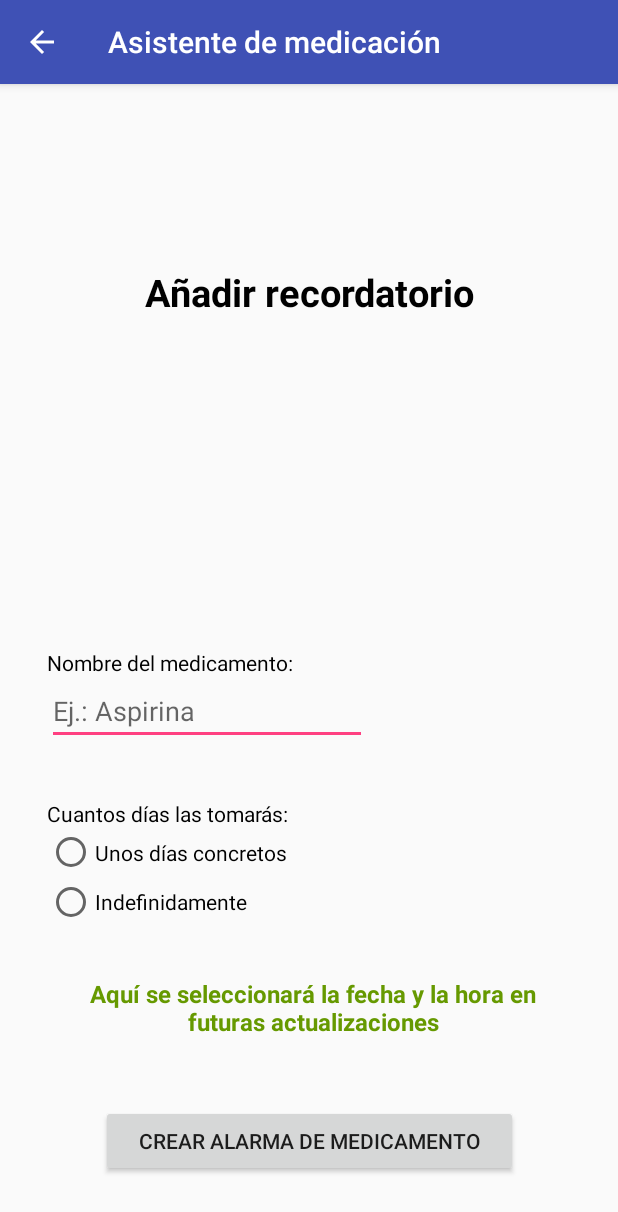
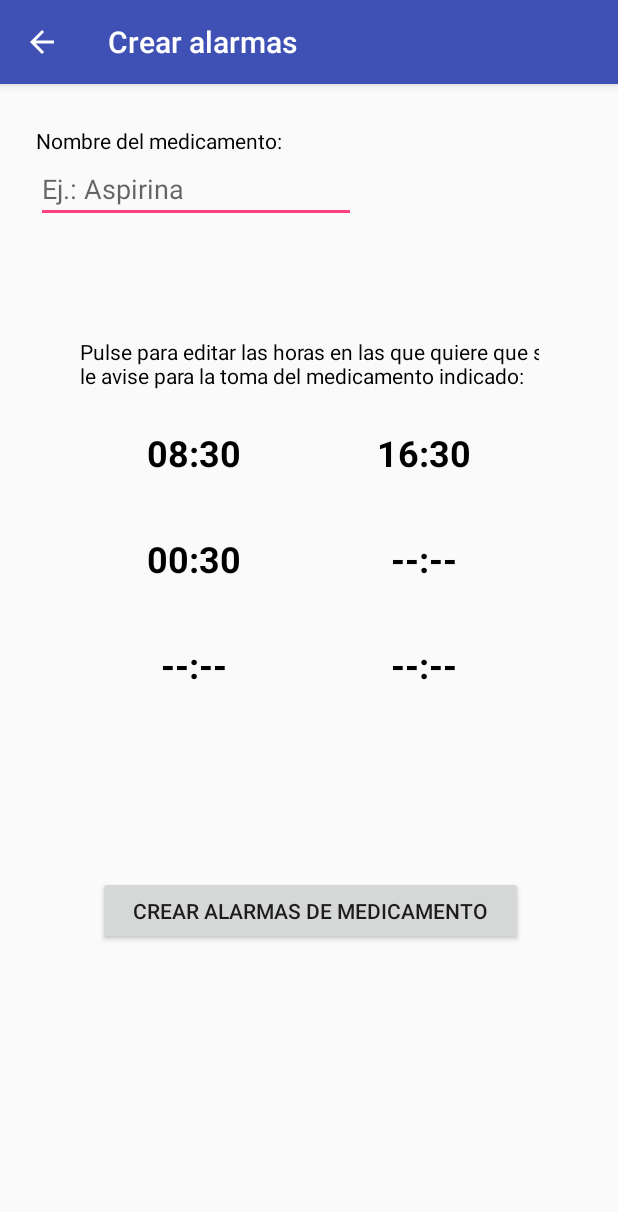
Before and after one commit to JJAGSC/Asistentedemedicacion, an Android app: the AddAlarmMed screen opened directly, with no data from a screen before it, on a phone screen of 412 x 824 dp. Shown: the top 1212 px of the screen. Run offline under Robolectric (Android 15) with nearby library versions, the phone set to English and light mode, and no system bars.

Commit message:
1.565
Eliminada AddAlarm sustituida por AddAlarmMed

```diff
--- a/app/src/main/java/com/medicacion/juanjose/asistentedemedicacion/AddAlarm.java
+++ b/app/src/main/java/com/medicacion/juanjose/asistentedemedicacion/AddAlarmMed.java
@@ -11,29 +11,23 @@ import android.widget.EditText;
 import android.widget.RadioGroup;
 import android.widget.Toast;
 
-public class AddAlarm extends AppCompatActivity {
+public class AddAlarmMed extends AppCompatActivity {
 
-    Activity context;
     EditText medName;
     String medNameUser;
-    RadioGroup radioGroupDays;
 
     @Override
     protected void onCreate(Bundle savedInstanceState) {
         super.onCreate(savedInstanceState);
-        setContentView(R.layout.activity_add_alarm);
+        setContentView(R.layout.activity_add_alarm_med);
 
-        context = this;
         medName = (EditText) findViewById(R.id.etMedName);
 
-
         Button createAlarm = (Button) findViewById(R.id.btnCreateAlarm);
-        radioGroupDays = (RadioGroup) findViewById(R.id.rGroupDays);
 
         createAlarm.setOnClickListener(new View.OnClickListener() {
             @Override
             public void onClick(View view) {
-
                 validar();
             }
         });
@@ -44,22 +38,12 @@ public class AddAlarm extends AppCompatActivity {
 
         medNameUser = medName.getText().toString();
 
-        if (radioGroupDays.getCheckedRadioButtonId()==-1){
-            Toast.makeText(getApplicationContext(), "Error, no ha seleccionada la duración", Toast.LENGTH_SHORT).show();
-            return;
-        }
-
-
         if (TextUtils.isEmpty(medNameUser)) {
             medName.setError(getString(R.string.error_campo_obligatorio));
             medName.requestFocus();
 
         } else {
-
-            Toast.makeText(getApplicationContext(), "Alarma creada con éxito (no funcional todavía desde el menú anterior)", Toast.LENGTH_SHORT).show();
-
-            Intent openAlarms = new Intent(getApplicationContext(), MenuSelectionActivity.class);
-            startActivity(openAlarms);
+            Toast.makeText(getApplicationContext(), "Alarmas creadas con éxito (no funcional todavía)", Toast.LENGTH_SHORT).show();
         }
     }
 }
--- a/app/src/main/java/com/medicacion/juanjose/asistentedemedicacion/MenuSelectionActivity.java
+++ b/app/src/main/java/com/medicacion/juanjose/asistentedemedicacion/MenuSelectionActivity.java
@@ -20,7 +20,7 @@ public class MenuSelectionActivity extends AppCompatActivity {
         addMed.setOnClickListener(new View.OnClickListener() {
             @Override
             public void onClick(View view) {
-                Intent intent = new Intent(getApplicationContext(),AddAlarm.class);
+                Intent intent = new Intent(getApplicationContext(),AddAlarmMed.class);
                 startActivity(intent);
             }
         });
--- a/app/src/main/res/layout/activity_add_alarm.xml
+++ /dev/null
@@ -1,138 +0,0 @@
-<?xml version="1.0" encoding="utf-8"?>
-<android.support.constraint.ConstraintLayout xmlns:android="http://schemas.android.com/apk/res/android"
-    xmlns:app="http://schemas.android.com/apk/res-auto"
-    xmlns:tools="http://schemas.android.com/tools"
-    android:layout_width="match_parent"
-    android:layout_height="match_parent"
-    tools:context="com.medicacion.juanjose.asistentedemedicacion.AddAlarm"
-    tools:layout_editor_absoluteY="81dp"
-    tools:layout_editor_absoluteX="0dp">
-
-    <TextView
-        android:id="@+id/tvAdd"
-        android:layout_width="247dp"
-        android:layout_height="31dp"
-        android:layout_marginBottom="8dp"
-        android:layout_marginTop="16dp"
-        android:text="Añadir recordatorio"
-        android:textAlignment="center"
-        android:textColor="@android:color/black"
-        android:textSize="25sp"
-        android:textStyle="bold"
-        app:layout_constraintBottom_toTopOf="@+id/linearLayout"
-        app:layout_constraintLeft_toLeftOf="parent"
-        app:layout_constraintRight_toRightOf="parent"
-        app:layout_constraintTop_toTopOf="parent"
-        app:layout_constraintVertical_bias="0.328"
-        app:layout_constraintHorizontal_bias="0.504" />
-
-    <TextView
-        android:id="@+id/textView6"
-        android:layout_width="303dp"
-        android:layout_height="49dp"
-        android:layout_marginBottom="115dp"
-        android:text="Aquí se seleccionará la fecha y la hora en futuras actualizaciones"
-        android:textAlignment="center"
-        android:textColor="@android:color/holo_green_dark"
-        android:textSize="16sp"
-        android:textStyle="bold"
-        app:layout_constraintBottom_toTopOf="@+id/guideline3"
-        app:layout_constraintLeft_toLeftOf="parent"
-        app:layout_constraintRight_toRightOf="parent"
-        app:layout_constraintHorizontal_bias="0.529" />
-
-    <Button
-        android:id="@+id/btnCreateAlarm"
-        android:layout_width="278dp"
-        android:layout_height="48dp"
-        android:text="Crear alarma de medicamento"
-        app:layout_constraintLeft_toLeftOf="parent"
-        app:layout_constraintRight_toRightOf="parent"
-        android:layout_marginBottom="31dp"
-        app:layout_constraintBottom_toTopOf="@+id/guideline3" />
-
-    <android.support.constraint.Guideline
-        android:layout_width="wrap_content"
-        android:layout_height="wrap_content"
-        android:id="@+id/guideline3"
-        android:orientation="horizontal"
-        app:layout_constraintGuide_percent="0.99"
-        tools:layout_editor_absoluteY="506dp"
-        tools:layout_editor_absoluteX="0dp" />
-
-    <LinearLayout
-        android:id="@+id/linearLayout2"
-        android:layout_width="274dp"
-        android:layout_height="85dp"
-        android:layout_marginBottom="198dp"
-        android:layout_marginLeft="30dp"
-        android:layout_marginStart="31dp"
-        android:orientation="vertical"
-        app:layout_constraintBottom_toTopOf="@+id/guideline3"
-        app:layout_constraintLeft_toLeftOf="parent">
-
-        <TextView
-            android:id="@+id/tvDays"
-            android:layout_width="245dp"
-            android:layout_height="wrap_content"
-            android:text="Cuantos días las tomarás:"
-            android:textColor="@android:color/black" />
-
-        <RadioGroup
-            android:id="@+id/rGroupDays"
-            android:layout_width="250dp"
-            android:layout_height="match_parent">
-
-            <RadioButton
-                android:id="@+id/rbDays"
-                android:layout_width="243dp"
-                android:layout_height="wrap_content"
-                android:layout_weight="1"
-                android:text="Unos días concretos"
-                tools:layout_editor_absoluteX="8dp"
-                tools:layout_editor_absoluteY="0dp" />
-
-            <RadioButton
-                android:id="@+id/rbUndefinedDays"
-                android:layout_width="242dp"
-                android:layout_height="wrap_content"
-                android:layout_weight="1"
-                android:text="Indefinidamente" />
-
-        </RadioGroup>
-    </LinearLayout>
-
-    <LinearLayout
-        android:id="@+id/linearLayout"
-        android:layout_width="235dp"
-        android:layout_height="66dp"
-        android:layout_marginBottom="318dp"
-        android:layout_marginLeft="37dp"
-        android:layout_marginStart="31dp"
-        android:orientation="vertical"
-        android:weightSum="1"
-        app:layout_constraintBottom_toTopOf="@+id/guideline3"
-        app:layout_constraintLeft_toLeftOf="parent">
-
-        <TextView
-            android:id="@+id/tvName"
-            android:layout_width="192dp"
-            android:layout_height="wrap_content"
-            android:text="Nombre del medicamento:"
-            android:textColor="@android:color/black"
-            tools:layout_editor_absoluteX="16dp"
-            tools:layout_editor_absoluteY="122dp" />
-
-        <EditText
-            android:id="@+id/etMedName"
-            android:layout_width="wrap_content"
-            android:layout_height="wrap_content"
-            android:ems="10"
-            android:hint="Ej.: Aspirina"
-            android:inputType="textCapWords"
-            tools:layout_editor_absoluteX="16dp"
-            tools:layout_editor_absoluteY="184dp" />
-
-    </LinearLayout>
-
-</android.support.constraint.ConstraintLayout>
--- /dev/null
+++ b/app/src/main/res/layout/activity_add_alarm_med.xml
@@ -0,0 +1,172 @@
+<?xml version="1.0" encoding="utf-8"?>
+<android.support.constraint.ConstraintLayout xmlns:android="http://schemas.android.com/apk/res/android"
+    xmlns:app="http://schemas.android.com/apk/res-auto"
+    xmlns:tools="http://schemas.android.com/tools"
+    android:layout_width="match_parent"
+    android:layout_height="match_parent"
+    tools:context="com.medicacion.juanjose.asistentedemedicacion.AddAlarmMed">
+
+    <LinearLayout
+        android:id="@+id/linearLayout"
+        android:layout_width="235dp"
+        android:layout_height="66dp"
+        android:layout_marginLeft="37dp"
+        android:layout_marginStart="24dp"
+        android:layout_marginTop="28dp"
+        android:orientation="vertical"
+        android:weightSum="1"
+        app:layout_constraintLeft_toLeftOf="parent"
+        app:layout_constraintStart_toStartOf="parent"
+        app:layout_constraintTop_toTopOf="parent">
+
+        <TextView
+            android:id="@+id/tvName"
+            android:layout_width="192dp"
+            android:layout_height="wrap_content"
+            android:text="Nombre del medicamento:"
+            android:textColor="@android:color/black"
+            tools:layout_editor_absoluteX="16dp"
+            tools:layout_editor_absoluteY="122dp" />
+
+        <EditText
+            android:id="@+id/etMedName"
+            android:layout_width="wrap_content"
+            android:layout_height="wrap_content"
+            android:ems="10"
+            android:hint="Ej.: Aspirina"
+            android:inputType="textCapWords"
+            tools:layout_editor_absoluteX="16dp"
+            tools:layout_editor_absoluteY="184dp" />
+
+    </LinearLayout>
+
+    <LinearLayout
+        android:id="@+id/linearLayout2"
+        android:layout_width="306dp"
+        android:layout_height="284dp"
+        android:layout_marginBottom="8dp"
+        android:layout_marginEnd="8dp"
+        android:layout_marginStart="8dp"
+        android:layout_marginTop="8dp"
+        android:orientation="vertical"
+        android:weightSum="1"
+        app:layout_constraintBottom_toBottomOf="parent"
+        app:layout_constraintEnd_toEndOf="parent"
+        app:layout_constraintStart_toStartOf="parent"
+        app:layout_constraintTop_toBottomOf="@+id/linearLayout"
+        app:layout_constraintVertical_bias="0.179">
+
+        <TextView
+            android:id="@+id/tvAlarms"
+            android:layout_width="320dp"
+            android:layout_height="wrap_content"
+            android:text="Pulse para editar las horas en las que quiere que se le avise para la toma del medicamento indicado:"
+            android:textColor="@android:color/black"
+            tools:layout_editor_absoluteX="16dp"
+            tools:layout_editor_absoluteY="122dp" />
+
+        <LinearLayout
+            android:layout_width="match_parent"
+            android:layout_height="wrap_content"
+            android:layout_marginTop="25dp"
+            android:orientation="horizontal">
+
+            <TextView
+                android:layout_width="106dp"
+                android:layout_height="45dp"
+                android:layout_weight="1"
+                android:text="08:30"
+                android:textAlignment="center"
+                android:textAllCaps="false"
+                android:textColor="@android:color/black"
+                android:textSize="24sp"
+                android:textStyle="bold" />
+
+            <TextView
+                android:layout_width="106dp"
+                android:layout_height="45dp"
+                android:layout_weight="1"
+                android:text="16:30"
+                android:textAlignment="center"
+                android:textAllCaps="false"
+                android:textColor="@android:color/black"
+                android:textSize="24sp"
+                android:textStyle="bold" />
+        </LinearLayout>
+
+        <LinearLayout
+            android:layout_width="match_parent"
+            android:layout_height="wrap_content"
+            android:layout_marginTop="25dp"
+            android:orientation="horizontal">
+
+            <TextView
+                android:layout_width="106dp"
+                android:layout_height="45dp"
+                android:layout_weight="1"
+                android:text="00:30"
+                android:textAlignment="center"
+                android:textAllCaps="false"
+                android:textColor="@android:color/black"
+                android:textSize="24sp"
+                android:textStyle="bold" />
+
+            <TextView
+                android:layout_width="106dp"
+                android:layout_height="45dp"
+                android:layout_weight="1"
+                android:text="--:--"
+                android:textAlignment="center"
+                android:textAllCaps="false"
+                android:textColor="@android:color/black"
+                android:textSize="24sp"
+                android:textStyle="bold" />
+        </LinearLayout>
+
+        <LinearLayout
+            android:layout_width="match_parent"
+            android:layout_height="wrap_content"
+            android:layout_marginTop="25dp"
+            android:orientation="horizontal">
+
+            <TextView
+                android:layout_width="106dp"
+                android:layout_height="45dp"
+                android:layout_weight="1"
+                android:text="--:--"
+                android:textAlignment="center"
+                android:textAllCaps="false"
+                android:textColor="@android:color/black"
+                android:textSize="24sp"
+                android:textStyle="bold" />
+
+            <TextView
+                android:layout_width="106dp"
+                android:layout_height="45dp"
+                android:layout_weight="1"
+                android:text="--:--"
+                android:textAlignment="center"
+                android:textAllCaps="false"
+                android:textColor="@android:color/black"
+                android:textSize="24sp"
+                android:textStyle="bold" />
+        </LinearLayout>
+
+    </LinearLayout>
+
+    <Button
+        android:id="@+id/btnCreateAlarm"
+        android:layout_width="283dp"
+        android:layout_height="46dp"
+        android:layout_marginBottom="16dp"
+        android:layout_marginTop="8dp"
+        android:gravity="center_vertical|center_horizontal"
+        android:text="Crear alarmas de medicamento"
+        app:layout_constraintBottom_toBottomOf="parent"
+        app:layout_constraintHorizontal_bias="0.506"
+        app:layout_constraintLeft_toLeftOf="parent"
+        app:layout_constraintRight_toRightOf="parent"
+        app:layout_constraintTop_toBottomOf="@+id/linearLayout2"
+        app:layout_constraintVertical_bias="0.275" />
+
+</android.support.constraint.ConstraintLayout>
--- a/app/src/main/res/layout/activity_menu_selection.xml
+++ b/app/src/main/res/layout/activity_menu_selection.xml
@@ -37,7 +37,7 @@
             android:layout_width="match_parent"
             android:layout_height="75dp"
             android:layout_marginTop="45dp"
-            android:text="Gestionar alarmas y medicamentos"
+            android:text="Modificar mis alarmas"
             android:textAllCaps="false"
             android:textStyle="bold" />
 
```
Also changed, not shown: app/src/main/AndroidManifest.xml (+29 -28 lines).
